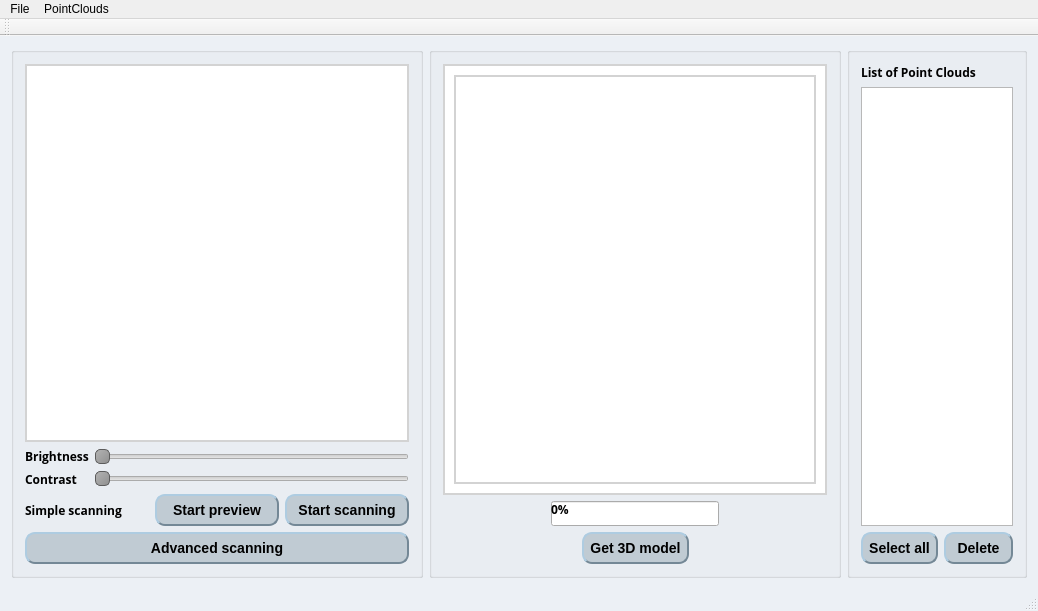
This is Sculptura/mainwindow.ui in ElJAZRY/Sculptura---3D-scanner- as Qt 5 draws it before an edit. The edited form follows.
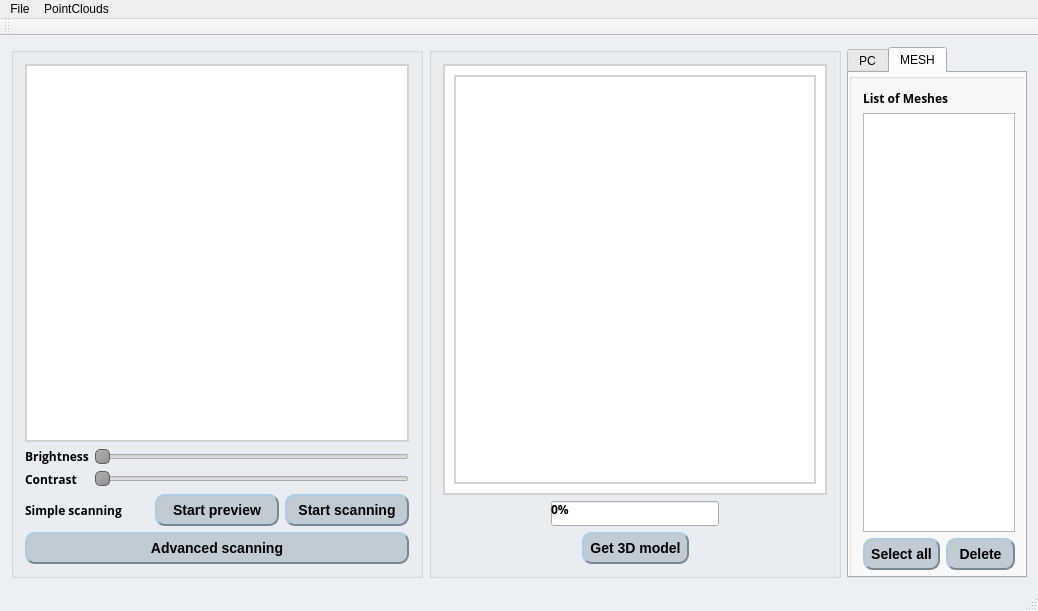
This is the edited form. The open tabs and pages were chosen to show the change. Icons and pictures are not drawn. Custom widgets are drawn as their Qt base class.

Commit message: Tab widget for list of PC and MESH added

Diff of the .ui file:
```diff
--- a/Sculptura/mainwindow.ui
+++ b/Sculptura/mainwindow.ui
@@ -26,7 +26,7 @@
     background-color: #ecf0f5;
 }</string>
    </property>
-   <layout class="QHBoxLayout" name="horizontalLayout_5">
+   <layout class="QHBoxLayout" name="horizontalLayout_7">
     <item>
      <widget class="QGroupBox" name="scanningGroupBox">
       <property name="maximumSize">
@@ -402,7 +402,29 @@
      </widget>
     </item>
     <item>
+     <widget class="QTabWidget" name="tabWidget">
+      <property name="maximumSize">
+       <size>
+        <width>180</width>
+        <height>16777215</height>
+       </size>
+      </property>
+      <property name="currentIndex">
+       <number>0</number>
+      </property>
+      <widget class="QWidget" name="tabPointClouds">
+       <attribute name="title">
+        <string>PC</string>
+       </attribute>
      <widget class="QGroupBox" name="ListGroupBox">
+        <property name="geometry">
+         <rect>
+          <x>0</x>
+          <y>0</y>
+          <width>180</width>
+          <height>511</height>
+         </rect>
+        </property>
       <property name="minimumSize">
        <size>
         <width>150</width>
@@ -418,6 +440,8 @@
       <property name="title">
        <string/>
       </property>
+        <layout class="QVBoxLayout" name="verticalLayout_6">
+         <item>
       <layout class="QVBoxLayout" name="verticalLayout_5">
        <item>
         <widget class="QLabel" name="list_pc">
@@ -462,6 +486,8 @@
          </property>
         </widget>
        </item>
+          </layout>
+         </item>
        <item>
         <layout class="QHBoxLayout" name="horizontalLayout_2">
          <item>
@@ -524,11 +550,149 @@
        </item>
       </layout>
      </widget>
-    </item>
-   </layout>
-   <zorder>ListGroupBox</zorder>
-   <zorder>scanningGroupBox</zorder>
-   <zorder>reconstructionGroupBox</zorder>
+      </widget>
+      <widget class="QWidget" name="tabMeshes">
+       <attribute name="title">
+        <string>MESH</string>
+       </attribute>
+       <widget class="QGroupBox" name="ListGroupBox_2">
+        <property name="geometry">
+         <rect>
+          <x>0</x>
+          <y>0</y>
+          <width>180</width>
+          <height>511</height>
+         </rect>
+        </property>
+        <property name="minimumSize">
+         <size>
+          <width>150</width>
+          <height>0</height>
+         </size>
+        </property>
+        <property name="maximumSize">
+         <size>
+          <width>180</width>
+          <height>16777215</height>
+         </size>
+        </property>
+        <property name="title">
+         <string/>
+        </property>
+        <layout class="QVBoxLayout" name="verticalLayout_7">
+         <item>
+          <layout class="QVBoxLayout" name="verticalLayout_8">
+           <item>
+            <widget class="QLabel" name="list_mesh">
+             <property name="font">
+              <font>
+               <family>Open Sans</family>
+               <pointsize>9</pointsize>
+               <weight>75</weight>
+               <bold>true</bold>
+              </font>
+             </property>
+             <property name="text">
+              <string>List of Meshes</string>
+             </property>
+            </widget>
+           </item>
+           <item>
+            <widget class="QListView" name="listMeshes">
+             <property name="minimumSize">
+              <size>
+               <width>150</width>
+               <height>250</height>
+              </size>
+             </property>
+             <property name="maximumSize">
+              <size>
+               <width>170</width>
+               <height>16777215</height>
+              </size>
+             </property>
+             <property name="editTriggers">
+              <set>QAbstractItemView::NoEditTriggers</set>
+             </property>
+             <property name="isWrapping" stdset="0">
+              <bool>false</bool>
+             </property>
+             <property name="uniformItemSizes">
+              <bool>false</bool>
+             </property>
+             <property name="wordWrap">
+              <bool>false</bool>
+             </property>
+            </widget>
+           </item>
+          </layout>
+         </item>
+         <item>
+          <layout class="QHBoxLayout" name="horizontalLayout_5">
+           <item>
+            <widget class="QPushButton" name="selectAllMeshes">
+             <property name="enabled">
+              <bool>true</bool>
+             </property>
+             <property name="cursor">
+              <cursorShape>PointingHandCursor</cursorShape>
+             </property>
+             <property name="styleSheet">
+              <string notr="true">QPushButton {
+    background-color: #c0cbd3;
+    border-style: outset;
+    border-width: 2px;
+    border-radius: 10px;
+    border-color: #748896;
+    font: bold 14px;
+    padding: 6px;
+}
+QPushButton:pressed {
+    background-color: #748896;
+    border-style: inset;
+}</string>
+             </property>
+             <property name="text">
+              <string>Select all</string>
+             </property>
+            </widget>
+           </item>
+           <item>
+            <widget class="QPushButton" name="deleteMesh">
+             <property name="enabled">
+              <bool>true</bool>
+             </property>
+             <property name="cursor">
+              <cursorShape>PointingHandCursor</cursorShape>
+             </property>
+             <property name="styleSheet">
+              <string notr="true">QPushButton {
+    background-color: #c0cbd3;
+    border-style: outset;
+    border-width: 2px;
+    border-radius: 10px;
+    border-color: #748896;
+    font: bold 14px;
+    padding: 6px;
+}
+QPushButton:pressed {
+    background-color: #748896;
+    border-style: inset;
+}</string>
+             </property>
+             <property name="text">
+              <string>Delete</string>
+             </property>
+            </widget>
+           </item>
+          </layout>
+         </item>
+        </layout>
+       </widget>
+      </widget>
+     </widget>
+    </item>
+   </layout>
   </widget>
   <widget class="QMenuBar" name="menuBar">
    <property name="geometry">
```
Left out of the diff: 2 changed lines with no effect on the pictures. Lines whose indentation alone changed are shown as unchanged.
